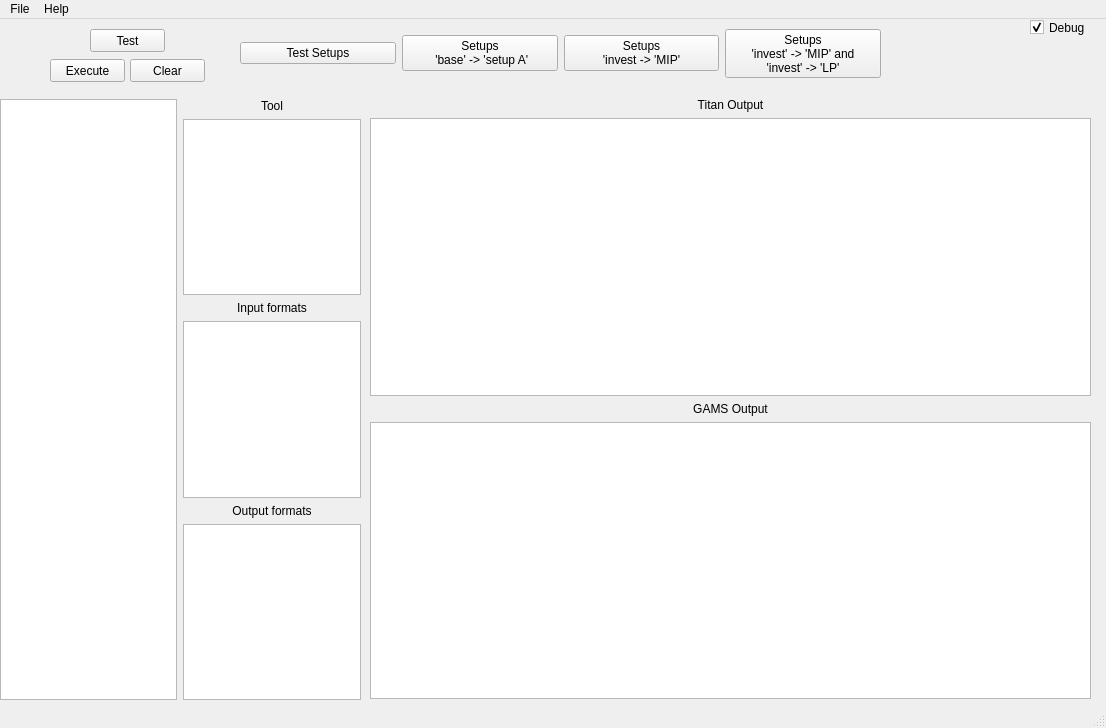
Above: titan/ui/main.ui from Fijishi-Enterprises/GENO-Energy-Optimization before the change. Below: the same form after it.
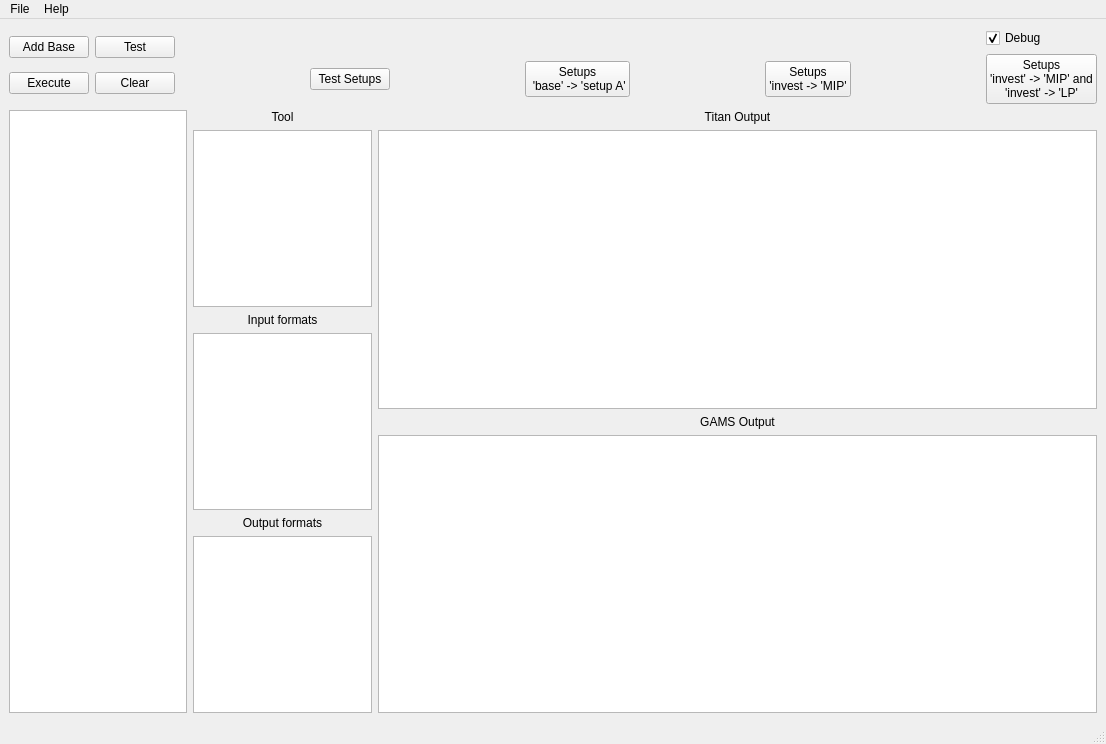
That is the form after the change.

Commit message: Breadth-first algorithm for Setup execution & context menu for adding base and child Setups

Patch:
```diff
--- a/titan/ui/main.ui
+++ b/titan/ui/main.ui
@@ -7,7 +7,7 @@
     <x>0</x>
     <y>0</y>
     <width>1106</width>
-    <height>728</height>
+    <height>744</height>
    </rect>
   </property>
   <property name="minimumSize">
@@ -20,87 +20,63 @@
    <string>Sceleton Titan</string>
   </property>
   <widget class="QWidget" name="centralwidget">
-   <widget class="QWidget" name="horizontalLayoutWidget">
-    <property name="geometry">
-     <rect>
-      <x>0</x>
-      <y>80</y>
-      <width>361</width>
-      <height>601</height>
-     </rect>
-    </property>
-    <layout class="QHBoxLayout" name="horizontalLayout">
-     <item>
-      <widget class="QTreeView" name="treeView_setups"/>
-     </item>
-     <item>
-      <layout class="QVBoxLayout" name="verticalLayout_2">
-       <item>
-        <widget class="QLabel" name="label_3">
-         <property name="text">
-          <string>Tool</string>
-         </property>
-         <property name="alignment">
-          <set>Qt::AlignCenter</set>
-         </property>
-        </widget>
-       </item>
-       <item>
-        <widget class="QListView" name="listView_tools">
-         <property name="maximumSize">
+   <layout class="QGridLayout" name="gridLayout_3">
+    <item row="0" column="0" colspan="2">
+     <layout class="QGridLayout" name="gridLayout">
+      <item row="1" column="7">
+       <spacer name="horizontalSpacer_5">
+        <property name="orientation">
+         <enum>Qt::Horizontal</enum>
+        </property>
+        <property name="sizeHint" stdset="0">
           <size>
-           <width>200</width>
-           <height>16777215</height>
-          </size>
-         </property>
-        </widget>
-       </item>
-       <item>
-        <widget class="QLabel" name="label_4">
-         <property name="text">
-          <string>Input formats</string>
-         </property>
-         <property name="alignment">
-          <set>Qt::AlignCenter</set>
-         </property>
-        </widget>
-       </item>
-       <item>
-        <widget class="QListView" name="listView_dataformats_input">
-         <property name="maximumSize">
+          <width>40</width>
+          <height>20</height>
+         </size>
+        </property>
+       </spacer>
+      </item>
+      <item row="1" column="3">
+       <spacer name="horizontalSpacer_3">
+        <property name="orientation">
+         <enum>Qt::Horizontal</enum>
+        </property>
+        <property name="sizeHint" stdset="0">
+         <size>
+          <width>40</width>
+          <height>20</height>
+         </size>
+        </property>
+       </spacer>
+      </item>
+      <item row="1" column="5">
+       <spacer name="horizontalSpacer_4">
+        <property name="orientation">
+         <enum>Qt::Horizontal</enum>
+        </property>
+        <property name="sizeHint" stdset="0">
           <size>
-           <width>200</width>
-           <height>16777215</height>
-          </size>
-         </property>
-        </widget>
-       </item>
-       <item>
-        <widget class="QLabel" name="label_5">
-         <property name="text">
-          <string>Output formats</string>
-         </property>
-         <property name="alignment">
-          <set>Qt::AlignCenter</set>
-         </property>
-        </widget>
-       </item>
-       <item>
-        <widget class="QListView" name="listView_dataformats_output"/>
-       </item>
-      </layout>
-     </item>
-    </layout>
-   </widget>
+          <width>40</width>
+          <height>20</height>
+         </size>
+        </property>
+       </spacer>
+      </item>
+      <item row="1" column="1">
+       <spacer name="horizontalSpacer">
+        <property name="orientation">
+         <enum>Qt::Horizontal</enum>
+        </property>
+        <property name="sizeHint" stdset="0">
+         <size>
+          <width>40</width>
+          <height>20</height>
+         </size>
+        </property>
+       </spacer>
+      </item>
+      <item row="0" column="8">
    <widget class="QCheckBox" name="checkBox_debug">
-    <property name="geometry">
-     <rect>
-      <x>1030</x>
-      <y>0</y>
-      <width>61</width>
-      <height>17</height>
-     </rect>
-    </property>
     <property name="layoutDirection">
      <enum>Qt::LeftToRight</enum>
     </property>
@@ -111,24 +87,15 @@
      <bool>true</bool>
     </property>
    </widget>
-   <widget class="QWidget" name="horizontalLayoutWidget_2">
-    <property name="geometry">
-     <rect>
-      <x>240</x>
-      <y>10</y>
-      <width>641</width>
-      <height>49</height>
-     </rect>
-    </property>
-    <layout class="QGridLayout" name="gridLayout">
-     <item row="0" column="0">
+      </item>
+      <item row="1" column="2">
       <widget class="QPushButton" name="pushButton_create_test_setups">
        <property name="text">
         <string>Test Setups</string>
        </property>
       </widget>
      </item>
-     <item row="0" column="3">
+      <item row="1" column="8">
       <widget class="QPushButton" name="pushButton_create_setups_3">
        <property name="text">
         <string>Setups
@@ -137,7 +104,7 @@
        </property>
       </widget>
      </item>
-     <item row="0" column="1">
+      <item row="1" column="4">
       <widget class="QPushButton" name="pushButton_create_setups_1">
        <property name="text">
         <string>Setups 
@@ -145,7 +112,7 @@
        </property>
       </widget>
      </item>
-     <item row="0" column="2">
+      <item row="1" column="6">
       <widget class="QPushButton" name="pushButton_create_setups_2">
        <property name="text">
         <string>Setups
@@ -153,56 +120,105 @@
        </property>
       </widget>
      </item>
-    </layout>
-   </widget>
+      <item row="0" column="0" rowspan="2">
+       <layout class="QGridLayout" name="gridLayout_2">
+        <item row="0" column="0">
+         <widget class="QPushButton" name="pushButton_add_base">
+          <property name="text">
+           <string>Add Base</string>
+          </property>
+         </widget>
+        </item>
+        <item row="1" column="0">
    <widget class="QPushButton" name="pushButton_execute">
-    <property name="geometry">
-     <rect>
-      <x>50</x>
-      <y>40</y>
-      <width>75</width>
-      <height>23</height>
-     </rect>
-    </property>
     <property name="text">
      <string>Execute</string>
     </property>
    </widget>
-   <widget class="QPushButton" name="pushButton_clear">
-    <property name="geometry">
-     <rect>
-      <x>130</x>
-      <y>40</y>
-      <width>75</width>
-      <height>23</height>
-     </rect>
-    </property>
-    <property name="text">
-     <string>Clear</string>
-    </property>
-   </widget>
+        </item>
+        <item row="0" column="1">
    <widget class="QPushButton" name="pushButton_test">
-    <property name="geometry">
-     <rect>
-      <x>90</x>
-      <y>10</y>
-      <width>75</width>
-      <height>23</height>
-     </rect>
-    </property>
     <property name="text">
      <string>Test</string>
     </property>
    </widget>
-   <widget class="QWidget" name="">
-    <property name="geometry">
-     <rect>
-      <x>370</x>
-      <y>79</y>
-      <width>721</width>
-      <height>601</height>
-     </rect>
-    </property>
+        </item>
+        <item row="1" column="1">
+         <widget class="QPushButton" name="pushButton_clear">
+          <property name="text">
+           <string>Clear</string>
+          </property>
+         </widget>
+        </item>
+       </layout>
+      </item>
+     </layout>
+    </item>
+    <item row="1" column="0">
+     <layout class="QHBoxLayout" name="horizontalLayout">
+      <item>
+       <widget class="QTreeView" name="treeView_setups"/>
+      </item>
+      <item>
+       <layout class="QVBoxLayout" name="verticalLayout_2">
+        <item>
+         <widget class="QLabel" name="label_3">
+          <property name="text">
+           <string>Tool</string>
+          </property>
+          <property name="alignment">
+           <set>Qt::AlignCenter</set>
+          </property>
+         </widget>
+        </item>
+        <item>
+         <widget class="QListView" name="listView_tools">
+          <property name="maximumSize">
+           <size>
+            <width>200</width>
+            <height>16777215</height>
+           </size>
+          </property>
+         </widget>
+        </item>
+        <item>
+         <widget class="QLabel" name="label_4">
+          <property name="text">
+           <string>Input formats</string>
+          </property>
+          <property name="alignment">
+           <set>Qt::AlignCenter</set>
+          </property>
+         </widget>
+        </item>
+        <item>
+         <widget class="QListView" name="listView_dataformats_input">
+          <property name="maximumSize">
+           <size>
+            <width>200</width>
+            <height>16777215</height>
+           </size>
+          </property>
+         </widget>
+        </item>
+        <item>
+         <widget class="QLabel" name="label_5">
+          <property name="text">
+           <string>Output formats</string>
+          </property>
+          <property name="alignment">
+           <set>Qt::AlignCenter</set>
+          </property>
+         </widget>
+        </item>
+        <item>
+         <widget class="QListView" name="listView_dataformats_output"/>
+        </item>
+       </layout>
+      </item>
+     </layout>
+    </item>
+    <item row="1" column="1">
     <layout class="QVBoxLayout" name="verticalLayout">
      <item>
       <widget class="QLabel" name="label">
@@ -245,7 +261,8 @@
       </widget>
      </item>
     </layout>
-   </widget>
+    </item>
+   </layout>
   </widget>
   <widget class="QMenuBar" name="menubar">
    <property name="geometry">
```
Lines whose indentation alone changed are shown as unchanged. The commit also changes 16 other files.
